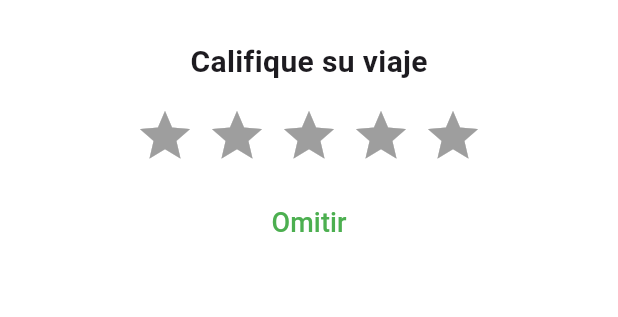
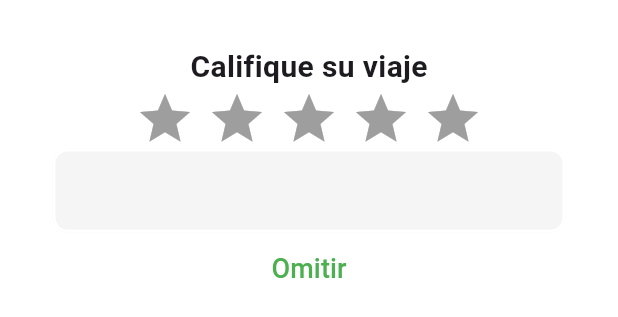
Before and after one commit to areascript22/Project-Indriver, a Flutter app: the StarRatingsBottomSheet widget shown alone on an empty page, opened directly with empty values, on a phone screen of 412 x 824 dp. Shown: the top 317 px of the screen. Run offline on Flutter 3.47's test engine with Material 3 defaults, Android fonts, the phone set to English and light mode, and no system bars; drawn by our look-alikes of flutter_rating_bar; our stand-ins replace audioplayers, cloud_firestore, firebase_auth, firebase_core, firebase_database, firebase_storage and 11 more; missing offline and left inert: flutter_polyline_points, flutter_sound, map_launcher; accounts and stored records are empty.

Commit message:
Sprint 9 and 10 completed

```diff
--- a/basecode/passenger_app/lib/features/request_driver/view/widgets/star_ratings_bottom_sheet.dart
+++ b/basecode/passenger_app/lib/features/request_driver/view/widgets/star_ratings_bottom_sheet.dart
@@ -5,15 +5,28 @@ import 'package:provider/provider.dart';
 
 class StarRatingsBottomSheet extends StatelessWidget {
   final String driverId;
-  const StarRatingsBottomSheet({super.key, required this.driverId,});
-
+  StarRatingsBottomSheet({
+    super.key,
+    required this.driverId,
+  });
+  final textController = TextEditingController();
   @override
   Widget build(BuildContext context) {
+    double keyboardHeight = MediaQuery.of(context).viewInsets.bottom;
     final requestDriverViewModel = Provider.of<RequestDriverViewModel>(context);
+
     return Container(
-      width: double.infinity,
       padding: const EdgeInsets.all(20.0),
-      height: 200,
+      child: Padding(
+        padding: EdgeInsets.only(
+          left: 15,
+          right: 15,
+          top: 10,
+          bottom: keyboardHeight > 0
+              ? keyboardHeight
+              : 10, // Adjust bottom padding based on keyboard
+        ),
+        child: SingleChildScrollView(
           child: Column(
             mainAxisAlignment: MainAxisAlignment.spaceAround,
             children: [
@@ -37,8 +50,12 @@ class StarRatingsBottomSheet extends StatelessWidget {
                 ),
                 onRatingUpdate: (rating) async {
                   requestDriverViewModel.updateDriverStarRatings(
-                  rating, driverId, context);
+                      rating, driverId, context, textController.text);
                 },
+              ),
+              TextField(
+                controller: textController,
+                keyboardType: TextInputType.multiline,
               ),
               TextButton(
                 onPressed: () {
@@ -54,6 +71,8 @@ class StarRatingsBottomSheet extends StatelessWidget {
               ),
             ],
           ),
+        ),
+      ),
     );
   }
 }
@@ -61,8 +80,11 @@ class StarRatingsBottomSheet extends StatelessWidget {
 void showStarRatingsBottomSheet(BuildContext context, String driverId) {
   showModalBottomSheet(
     context: context,
+    isScrollControlled: true,
     builder: (context) {
-      return  StarRatingsBottomSheet(driverId: driverId,);
+      return StarRatingsBottomSheet(
+        driverId: driverId,
+      );
     },
   );
 }
```
Also changed, not shown: basecode/passenger_app/lib/features/request_driver/repositorie/request_driver_service.dart (+112 -5 lines), basecode/passenger_app/lib/features/request_driver/view/pages/request_driver_bottom_sheet.dart (+7 -0 lines), basecode/passenger_app/lib/features/request_driver/viewmodel/request_driver_viewmodel.dart (+53 -10 lines), basecode/passenger_app/lib/features/request_delivery/view/widgets/delivery_details_bottom_sheet.dart (line endings or trailing spaces), 1 other file. Lines whose indentation alone changed are shown as unchanged.
